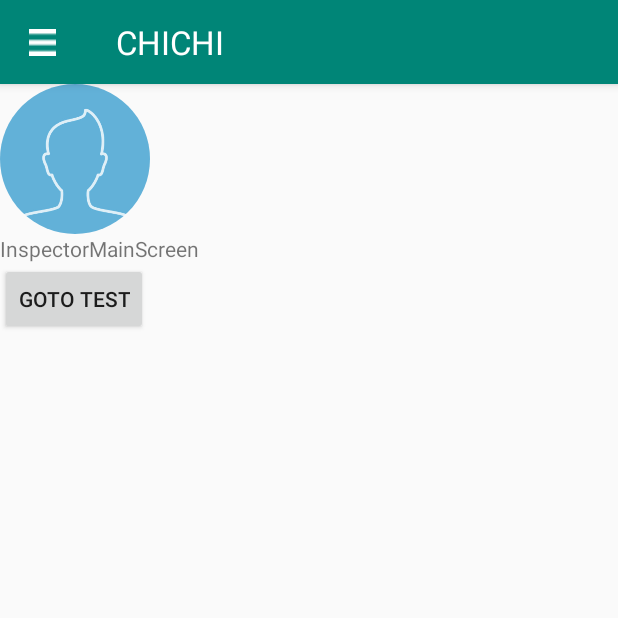
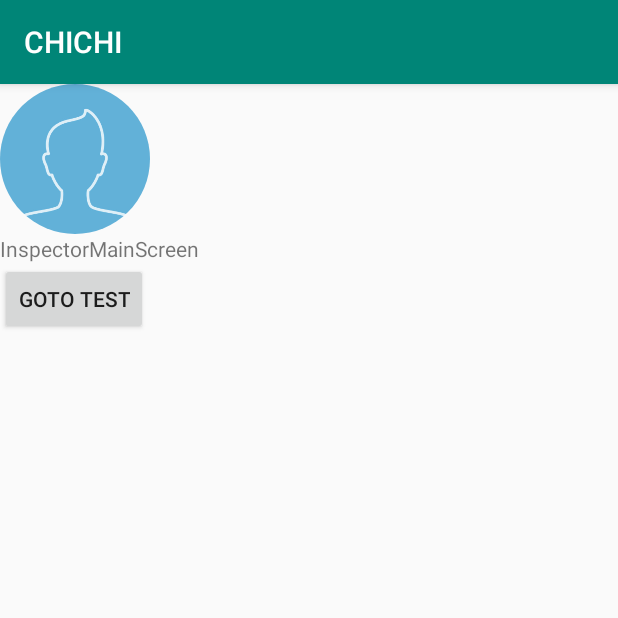
Before and after one commit to HyeonJiChoi/ChiChi, an Android app: the InspectorMainScreen screen opened directly, with no data from a screen before it, on a phone screen of 412 x 824 dp, the top half of it. Run offline under Robolectric (Android 15) with nearby library versions, the phone set to English and light mode, and no system bars; our stand-ins replace CircleImageView, Firebase (no records; nobody signed in at launch, a user with empty details on screens opened directly); libraries missing offline, so code that uses them is left out: com.firebase.ui; 1 statement that could not run was skipped.

Commit message:
delete
delete

```diff
--- a/CHICHI/app/build.gradle
+++ b/CHICHI/app/build.gradle
@@ -34,5 +34,6 @@ dependencies {
     implementation 'com.firebaseui:firebase-ui-storage:2.0.1'
     implementation 'com.android.support:design:28.0.0'
     implementation 'com.android.support:support-compat:28.0.0'
+    implementation 'com.android.support:appcompat-v7:27.1.1'
 }
 apply plugin: 'com.google.gms.google-services'
--- a/CHICHI/app/src/main/java/org/dementia/chichi/InspectorMainScreen.java
+++ b/CHICHI/app/src/main/java/org/dementia/chichi/InspectorMainScreen.java
@@ -2,6 +2,7 @@ package org.dementia.chichi;
 
 import androidx.appcompat.app.ActionBar;
 import androidx.appcompat.app.AppCompatActivity;
+import androidx.appcompat.widget.Toolbar;
 
 import android.content.Intent;
 import android.os.Bundle;
@@ -20,15 +21,11 @@ public class InspectorMainScreen extends AppCompatActivity {
     Button testButton;
     CircleImageView inspectorMainScreenProfile;
     StorageReference riversRef;
-    ActionBar ab;
 
     @Override
     protected void onCreate(Bundle savedInstanceState) {
         super.onCreate(savedInstanceState);
         setContentView(R.layout.activity_inspector_main_screen);
-
-        setActionbar();
-
         riversRef = FirebaseStorage.getInstance().getReferenceFromUrl("gs://chichi-cef38.appspot.com");;
         testButton = findViewById(R.id.inspectorMainScreenTestButton);
         inspectorMainScreenProfile = findViewById(R.id.inspectorMainScreenProfile);
@@ -43,23 +40,7 @@ public class InspectorMainScreen extends AppCompatActivity {
             public void onClick(View v) {
                 Intent intent = new Intent(getApplicationContext(), InspectorTestScreen.class);
                 startActivity(intent);
-
             }
         });
     }
-    public void setActionbar() {
-        //액션바 만들기
-        ab = getSupportActionBar();
-
-        // Custom Actionbar를 사용하기 위해 CustomEnabled을 true 시키고 필요 없는 것은 false 시킨다
-        ab.setDisplayShowCustomEnabled(true);
-        ab.setDisplayHomeAsUpEnabled(true);            //액션바 아이콘을 업 네비게이션 형태로 표시합니다.
-        ab.setDisplayShowTitleEnabled(false);        //액션바에 표시되는 제목의 표시유무를 설정합니다.
-        ab.setDisplayShowHomeEnabled(false);            //홈 아이콘을 숨김처리합니다.
-        ab.setHomeAsUpIndicator(R.drawable.menu_icon);
-
-        //layout을 가지고 와서 actionbar에 포팅을 시킵니다.
-        View mCustomView = LayoutInflater.from(this).inflate(R.layout.actionbar_inspector_main_screen, null);
-        ab.setCustomView(mCustomView);
-    }
 }
--- a/CHICHI/app/src/main/res/layout/actionbar_inspector_main_screen.xml
+++ /dev/null
@@ -1,14 +0,0 @@
-<?xml version="1.0" encoding="utf-8"?>
-<RelativeLayout xmlns:android="http://schemas.android.com/apk/res/android"
-    android:layout_width="match_parent" android:layout_height="56dp">
-
-    <TextView
-        android:id="@+id/textViewConditionSettingActionBar"
-        android:layout_width="wrap_content"
-        android:layout_height="wrap_content"
-        android:paddingLeft="5dp"
-        android:text = "CHICHI"
-        android:textSize="10pt"
-        android:textColor="@color/cardview_light_background"/>
-
-</RelativeLayout>
--- a/CHICHI/app/src/main/res/layout/activity_inspector_main_screen.xml
+++ b/CHICHI/app/src/main/res/layout/activity_inspector_main_screen.xml
@@ -2,22 +2,27 @@
 <LinearLayout xmlns:android="http://schemas.android.com/apk/res/android"
     android:layout_width="match_parent"
     android:layout_height="match_parent"
-    android:orientation="vertical">
+    xmlns:tools="http://schemas.android.com/tools"
+    android:orientation="vertical"
+    tools:context="org.dementia.chichi.InspectorMainScreen">
 
     <de.hdodenhof.circleimageview.CircleImageView
         android:src="@drawable/initprofile"
         android:id="@+id/inspectorMainScreenProfile"
         android:layout_width="100dp"
+        android:gravity="center"
         android:layout_height="100dp"
         />
     <TextView
         android:layout_width="wrap_content"
         android:layout_height="wrap_content"
+        android:gravity="center"
         android:text="InspectorMainScreen" />
     <Button
         android:id="@+id/inspectorMainScreenTestButton"
         android:layout_width="wrap_content"
         android:layout_height="wrap_content"
+        android:gravity="center"
         android:text="Goto Test" />
 
 </LinearLayout>
```
